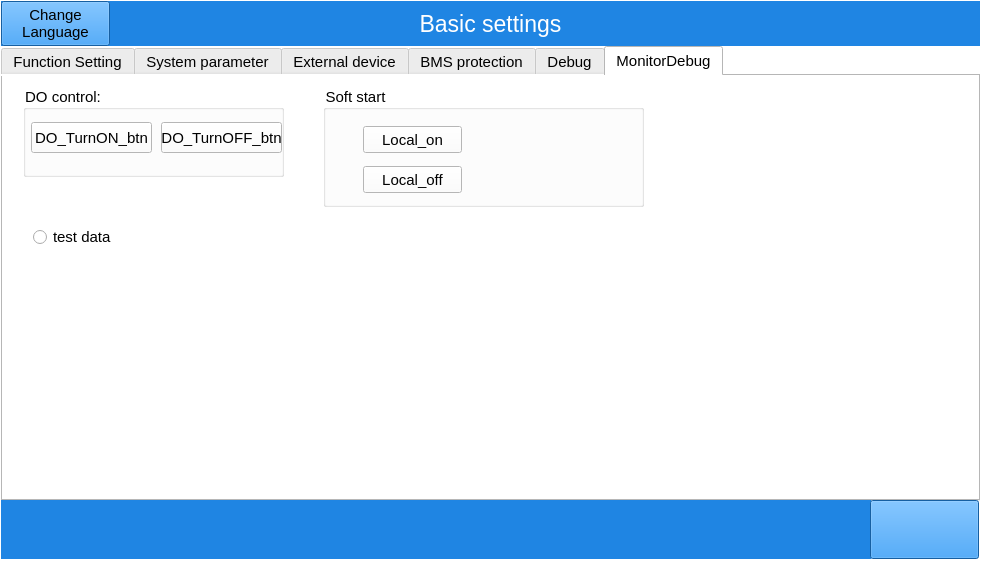
First picture: the form in win.ui, repository megarevolpr/Win, before the edit.
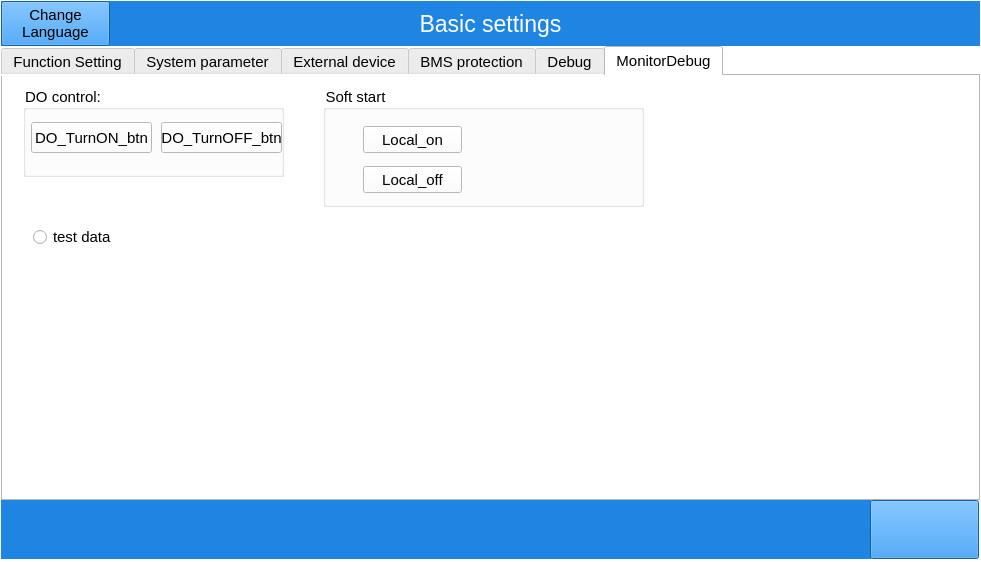
Second picture: the form after the edit. The open tabs and pages were chosen to show the change. Icons and pictures are not drawn.

```diff
--- a/win.ui
+++ b/win.ui
@@ -6,8 +6,8 @@
    <rect>
     <x>0</x>
     <y>0</y>
-    <width>999</width>
-    <height>580</height>
+    <width>981</width>
+    <height>562</height>
    </rect>
   </property>
   <property name="minimumSize">
@@ -18,8 +18,8 @@
   </property>
   <property name="maximumSize">
    <size>
-    <width>999</width>
-    <height>580</height>
+    <width>981</width>
+    <height>562</height>
    </size>
   </property>
   <property name="sizeIncrement">
```
Left out of the diff: 4 changed lines with no effect on the pictures.
